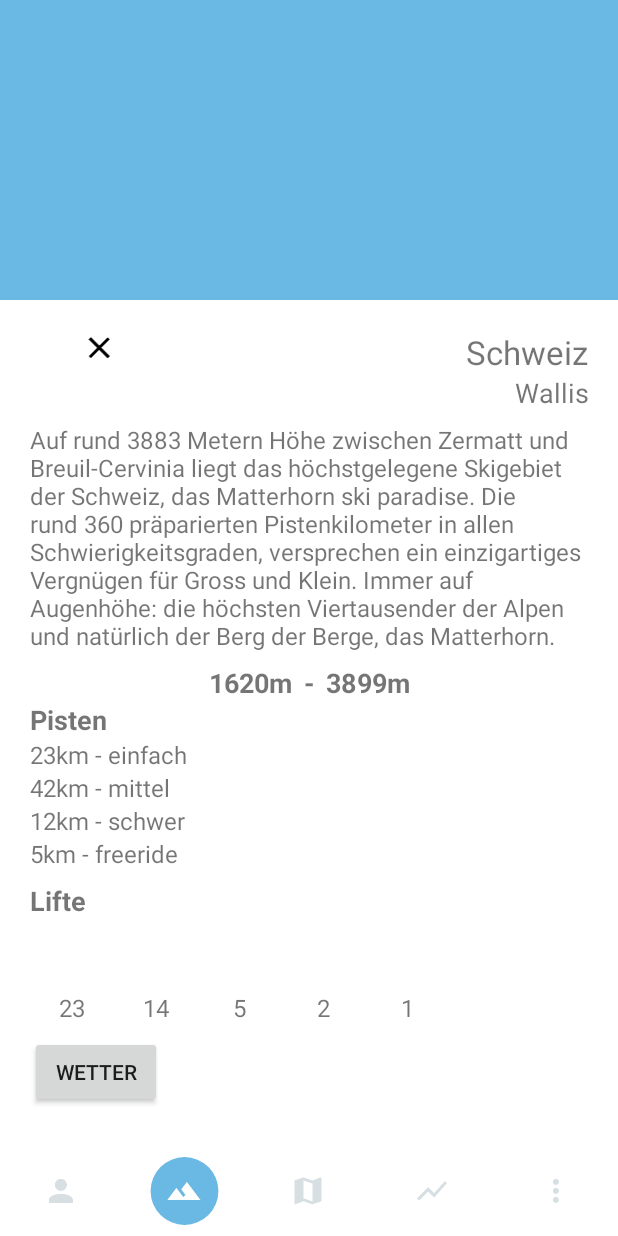
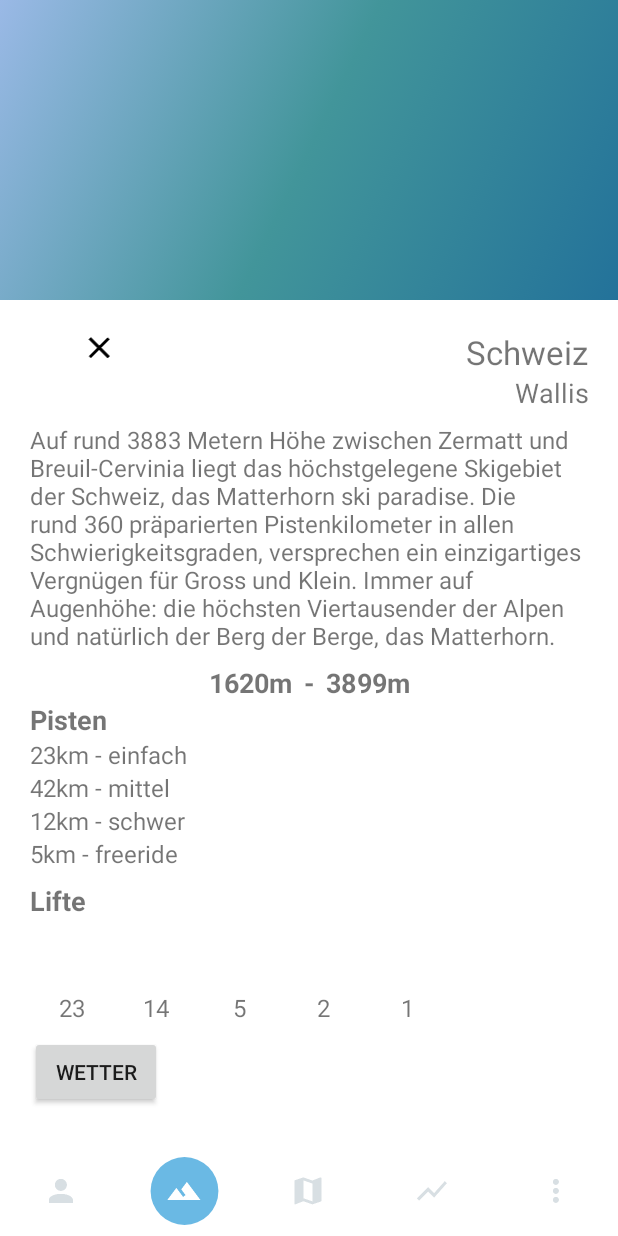
Before and after one commit to junglist219/skicompAndroid, an Android app: the fragment SkiAreaFragment placed in its activity, on a phone screen of 412 x 824 dp. Run offline under Robolectric (Android 15) with nearby library versions, the phone set to English and light mode, and no system bars; our stand-ins replace ButterKnife, EventBus, data binding; network calls fail; pictures from the network do not load; 1 statement that could not run was skipped.

Commit message:
updated collapsing toolbar layout in fragment_skiarea

```diff
--- a/app/src/main/res/layout/fragment_skiarea.xml
+++ b/app/src/main/res/layout/fragment_skiarea.xml
@@ -15,8 +15,8 @@
             android:id="@+id/collapsing_toolbar"
             android:layout_width="match_parent"
             android:layout_height="match_parent"
-            app:layout_scrollFlags="scroll|exitUntilCollapsed|snap"
-            app:contentScrim="?attr/colorPrimary">
+            android:background="@drawable/background_gradient"
+            app:layout_scrollFlags="scroll|exitUntilCollapsed|snap">
 
             <ImageView
                 android:id="@+id/expanded_toolbar_image"
@@ -24,7 +24,7 @@
                 android:layout_height="200dp"
                 android:scaleType="centerCrop"
                 app:layout_collapseMode="parallax"
-                app:layout_collapseParallaxMultiplier="0.7" />
+                app:layout_collapseParallaxMultiplier="0.7"/>
 
             <android.support.v7.widget.Toolbar
                 android:id="@+id/toolbar"
```
